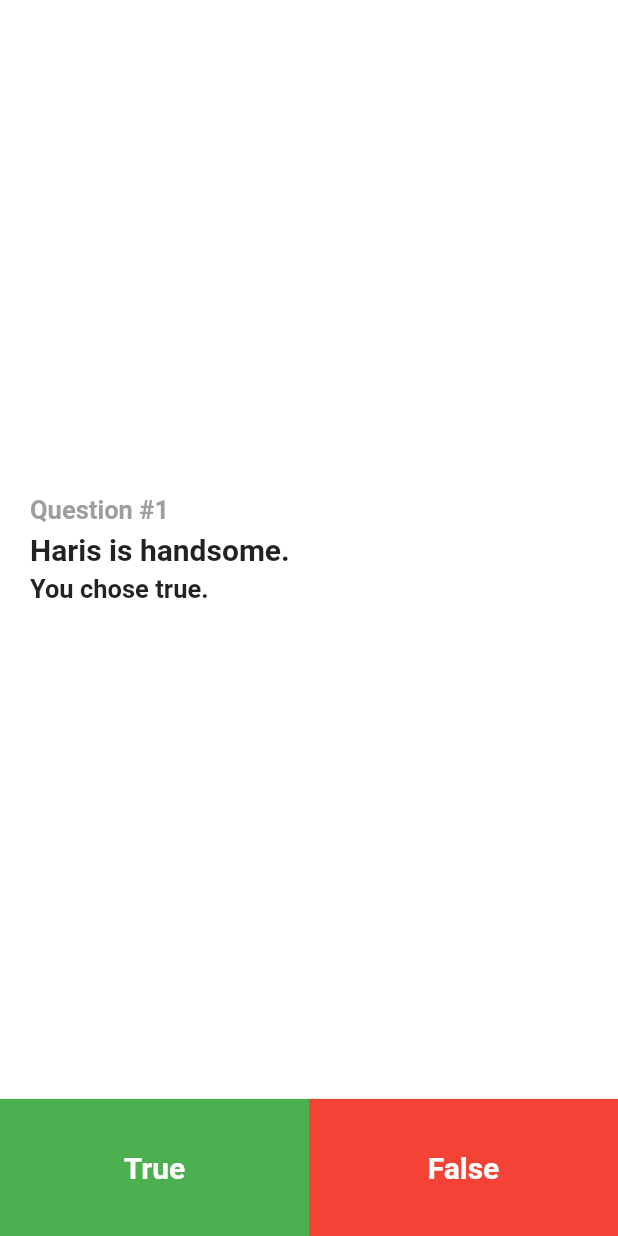
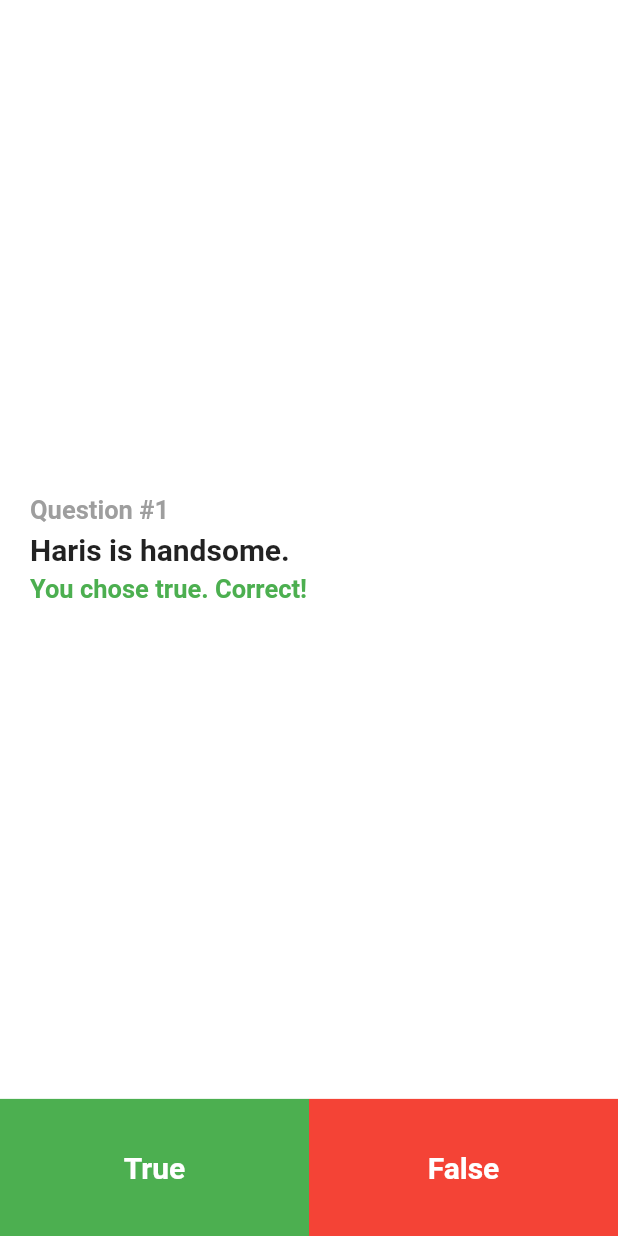
Before and after one commit to happyharis/ntu-flutter-workshop-2021, a Flutter app: the screen it shows after launch, after a tap on "True", on a phone screen of 412 x 824 dp. Run offline on Flutter 3.47's test engine with Material 2 defaults, Android fonts, the phone set to English and light mode, and no system bars.

Commit message:
Add conditional for styling

```diff
--- a/quiz_app/lib/main.dart
+++ b/quiz_app/lib/main.dart
@@ -115,6 +115,9 @@ class QuizBody extends StatelessWidget {
     final screenWidth = MediaQuery.of(context).size.width;
     final youChoseText = "You chose $chosenAnswer. ";
     final haveChosenAnswer = chosenAnswer != null;
+    final isCorrect = haveChosenAnswer && chosenAnswer == question.answer;
+    final resultText = isCorrect ? "Correct!" : "Wrong!";
+    final resultColor = isCorrect ? Colors.green : Colors.red;
     return Expanded(
       flex: 8,
       child: Container(
@@ -144,10 +147,11 @@ class QuizBody extends StatelessWidget {
             SizedBox(height: 5),
             if (haveChosenAnswer)
               Text(
-                youChoseText,
+                youChoseText + resultText,
                 style: TextStyle(
                   fontSize: 17,
                   fontWeight: FontWeight.bold,
+                  color: resultColor,
                 ),
               ),
           ],
```
